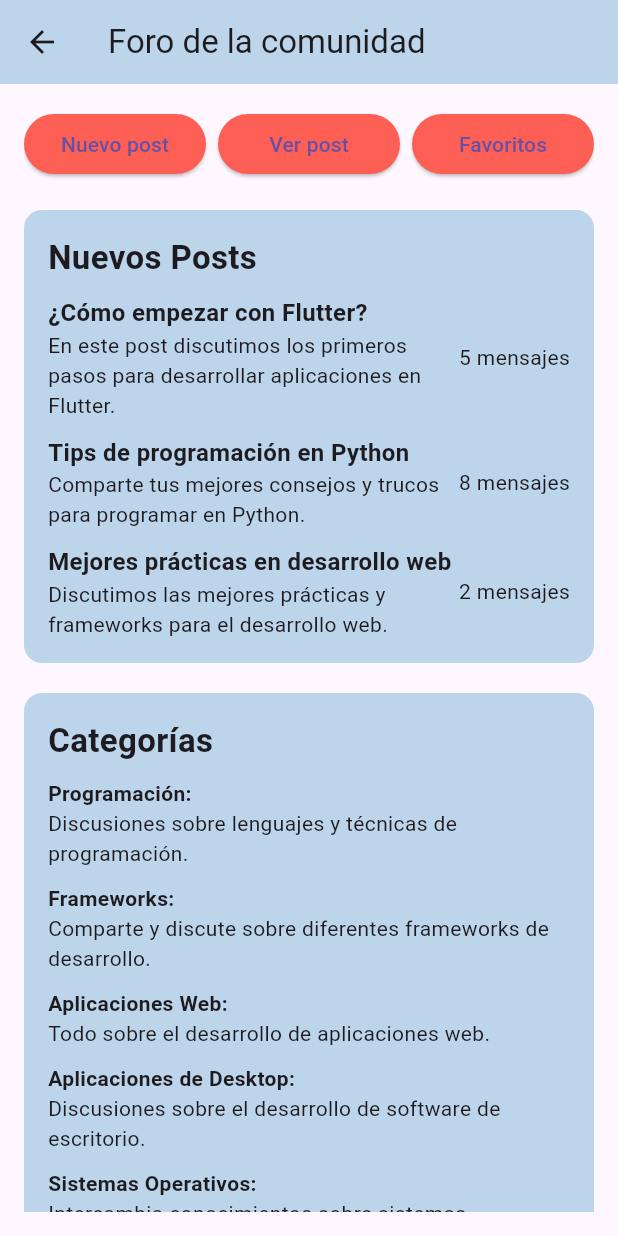
After one commit to AplicacionesMoviles-WS64/FastLearners-FrontEnd, a Flutter app: the CommunityForum screen opened directly, on a phone screen of 412 x 824 dp. The commit adds this screen. Run offline on Flutter 3.47's test engine with Material 3 defaults, Android fonts, the phone set to English and light mode, and no system bars.

Commit message:
add: community_forum

```diff
--- /dev/null
+++ b/lib/community_forum.dart
@@ -0,0 +1,180 @@
+import 'package:flutter/material.dart';
+
+class CommunityForum extends StatelessWidget {
+  @override
+  Widget build(BuildContext context) {
+    return Scaffold(
+      appBar: AppBar(
+        title: const Text('Foro de la comunidad'),
+        backgroundColor: const Color.fromRGBO(189, 213, 234, 1),
+      ),
+      body: Padding(
+        padding: const EdgeInsets.all(16.0),
+        child: SingleChildScrollView(
+          child: Column(
+            crossAxisAlignment: CrossAxisAlignment.stretch,
+            children: [
+
+              Row(
+                mainAxisAlignment: MainAxisAlignment.spaceEvenly,
+                children: [
+                  Expanded(
+                    child: ElevatedButton(
+                      onPressed: () {},
+                      child: const Text('Nuevo post'),
+                      style: ElevatedButton.styleFrom(
+                        backgroundColor: const Color.fromRGBO(254, 95, 85, 1), // Color de los botones
+                      ),
+                    ),
+                  ),
+                  const SizedBox(width: 8),
+                  Expanded(
+                    child: ElevatedButton(
+                      onPressed: () {},
+                      child: const Text('Ver post'),
+                      style: ElevatedButton.styleFrom(
+                        backgroundColor: const Color.fromRGBO(254, 95, 85, 1), // Color de los botones
+                      ),
+                    ),
+                  ),
+                  const SizedBox(width: 8),
+                  Expanded(
+                    child: ElevatedButton(
+                      onPressed: () {},
+                      child: const Text('Favoritos'),
+                      style: ElevatedButton.styleFrom(
+                        backgroundColor: const Color.fromRGBO(254, 95, 85, 1), // Color de los botones
+                      ),
+                    ),
+                  ),
+                ],
+              ),
+              const SizedBox(height: 20),
+
+              // Cuadro de Nuevos Posts
+              Container(
+                padding: const EdgeInsets.all(16.0),
+                decoration: BoxDecoration(
+                  color: const Color.fromRGBO(189, 213, 234, 1),
+                  borderRadius: BorderRadius.circular(12.0),
+                ),
+                child: Column(
+                  crossAxisAlignment: CrossAxisAlignment.start,
+                  children: [
+                    const Text('Nuevos Posts', style: TextStyle(fontSize: 22, fontWeight: FontWeight.bold)), // Títulos más grandes
+                    const SizedBox(height: 10),
+
+                    _buildPostRow('¿Cómo empezar con Flutter?',
+                        'En este post discutimos los primeros pasos para desarrollar aplicaciones en Flutter.',
+                        '5 mensajes'),
+                    const SizedBox(height: 10),
+
+                    _buildPostRow('Tips de programación en Python',
+                        'Comparte tus mejores consejos y trucos para programar en Python.',
+                        '8 mensajes'),
+                    const SizedBox(height: 10),
+
+                    _buildPostRow('Mejores prácticas en desarrollo web',
+                        'Discutimos las mejores prácticas y frameworks para el desarrollo web.',
+                        '2 mensajes'),
+                  ],
+                ),
+              ),
+              const SizedBox(height: 20),
+
+              // Cuadro de Categorías
+              Container(
+                padding: const EdgeInsets.all(16.0),
+                decoration: BoxDecoration(
+                  color: const Color.fromRGBO(189, 213, 234, 1),
+                  borderRadius: BorderRadius.circular(12.0),
+                ),
+                child: Column(
+                  crossAxisAlignment: CrossAxisAlignment.start,
+                  children: [
+                    const Text('Categorías', style: TextStyle(fontSize: 22, fontWeight: FontWeight.bold)), // Títulos más grandes
+                    const SizedBox(height: 10),
+                    _buildCategoryRow('Programación', 'Discusiones sobre lenguajes y técnicas de programación.'),
+                    const SizedBox(height: 10),
+                    _buildCategoryRow('Frameworks', 'Comparte y discute sobre diferentes frameworks de desarrollo.'),
+                    const SizedBox(height: 10),
+                    _buildCategoryRow('Aplicaciones Web', 'Todo sobre el desarrollo de aplicaciones web.'),
+                    const SizedBox(height: 10),
+                    _buildCategoryRow('Aplicaciones de Desktop', 'Discusiones sobre el desarrollo de software de escritorio.'),
+                    const SizedBox(height: 10),
+                    _buildCategoryRow('Sistemas Operativos', 'Intercambia conocimientos sobre sistemas operativos.'),
+                    const SizedBox(height: 10),
+                    _buildCategoryRow('Otros', 'Cualquier tema que no encaje en las categorías anteriores.'),
+                  ],
+                ),
+              ),
+              const SizedBox(height: 20),
+
+              // Cuadro de Usuarios en Línea
+              Container(
+                padding: const EdgeInsets.all(16.0),
+                decoration: BoxDecoration(
+                  color: const Color.fromRGBO(189, 213, 234, 1),
+                  borderRadius: BorderRadius.circular(12.0),
+                ),
+                child: Column(
+                  crossAxisAlignment: CrossAxisAlignment.start,
+                  children: [
+                    const Text('Usuarios en línea', style: TextStyle(fontSize: 22, fontWeight: FontWeight.bold)), // Títulos más grandes
+                    const SizedBox(height: 10),
+                    _buildOnlineUserRow('Pedro123', 'Conectado a las 10:15 AM'),
+                    const SizedBox(height: 5),
+                    _buildOnlineUserRow('Ursula2', 'Conectado a las 10:20 AM'),
+                    const SizedBox(height: 5),
+                    _buildOnlineUserRow('Jose', 'Conectado a las 10:25 AM'),
+                    const SizedBox(height: 5),
+                    _buildOnlineUserRow('Marco', 'Conectado a las 10:30 AM'),
+                    const SizedBox(height: 5),
+                    _buildOnlineUserRow('Jonatan', 'Conectado a las 10:35 AM'),
+                    const SizedBox(height: 5),
+                    _buildOnlineUserRow('Mesias', 'Conectado a las 10:40 AM'),
+                  ],
+                ),
+              ),
+            ],
+          ),
+        ),
+      ),
+    );
+  }
+
+
+  Widget _buildPostRow(String title, String description, String messagesCount) {
+    return Row(
+      mainAxisAlignment: MainAxisAlignment.spaceBetween,
+      children: [
+        Expanded(
+          child: Column(
+            crossAxisAlignment: CrossAxisAlignment.start,
+            children: [
+              Text(title, style: const TextStyle(fontWeight: FontWeight.bold, fontSize: 16)), // Título más grande
+              Text(description),
+            ],
+          ),
+        ),
+        Text(messagesCount),
+      ],
+    );
+  }
+
+
+  Widget _buildCategoryRow(String title, String description) {
+    return Column(
+      crossAxisAlignment: CrossAxisAlignment.start,
+      children: [
+        Text('$title:', style: const TextStyle(fontWeight: FontWeight.bold)),
+        Text(description),
+      ],
+    );
+  }
+
+
+  Widget _buildOnlineUserRow(String username, String connectionTime) {
+    return Text('$username - $connectionTime');
+  }
+}
--- a/lib/home_screen.dart
+++ b/lib/home_screen.dart
@@ -73,6 +73,17 @@ class _HomeScreenState extends State<HomeScreen> {
                 Navigator.push(
                   context,
                   MaterialPageRoute(builder: (context) => RepositoryListScreen()),
+                );
+              },
+            ),
+            ListTile(
+              leading: Icon(Icons.forum),
+              title: Text('Foro de la comunidad'), // Nueva opción
+              onTap: () {
+                Navigator.pop(context);
+                Navigator.push(
+                  context,
+                  MaterialPageRoute(builder: (context) => CommunityForum()), // Navegar a CommunityForum
                 );
               },
             ),
```
